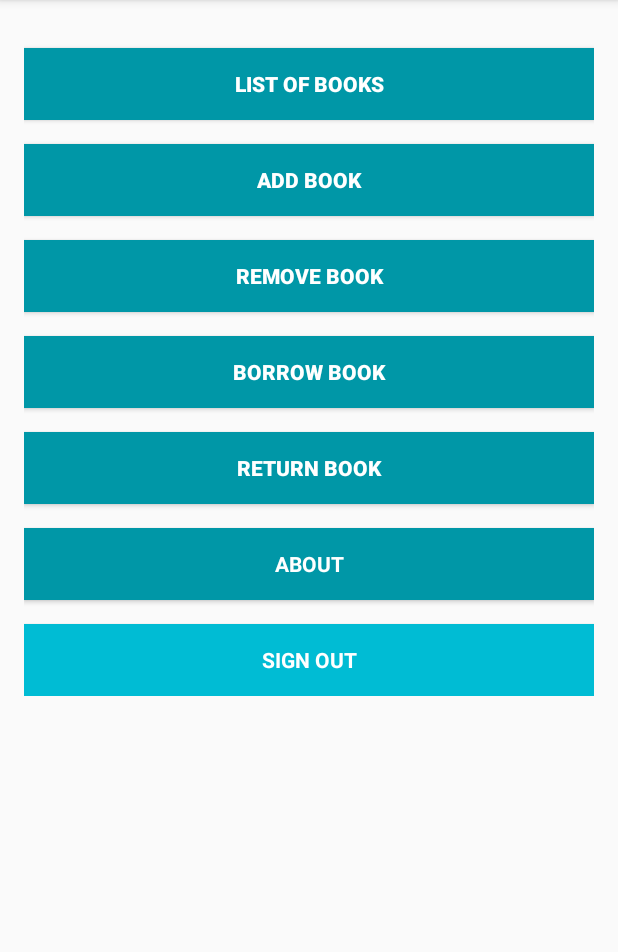
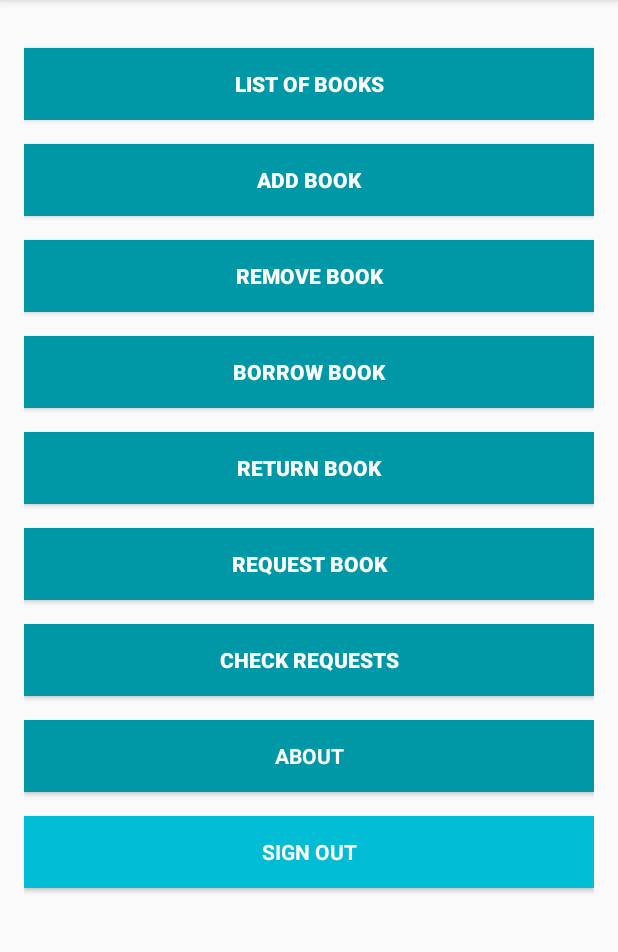
Before and after one commit to mateusz93/Book-rental, an Android app: the screen it shows after launch once a user with an empty profile is signed in (MainActivity), on a phone screen of 412 x 824 dp, the part 84-1036 px from its top. Run offline under Robolectric (Android 15) with nearby library versions, the phone set to English and light mode, and no system bars; our stand-ins replace Firebase (no records; nobody signed in at launch, a user with empty details on screens opened directly).

Commit message:
Request new book functionality

```diff
--- a/app/src/main/AndroidManifest.xml
+++ b/app/src/main/AndroidManifest.xml
@@ -23,6 +23,8 @@
         <activity android:name=".RemoveBookActivity"/>
         <activity android:name=".BorrowBookActivity"/>
         <activity android:name=".ReturnBookActivity"/>
+        <activity android:name=".RequestBookActivity"/>
+        <activity android:name=".CheckRequestBookActivity"/>
         <activity android:name=".AboutActivity"/>
     </application>
 
--- a/app/src/main/java/project/bookrental/MainActivity.java
+++ b/app/src/main/java/project/bookrental/MainActivity.java
@@ -77,7 +77,15 @@
 
 
     private void addOnClickListenersOnButtons() {
-        Integer[] buttonNames = new Integer[] {R.id.listOfBooksButton, R.id.addBookButton,R.id.removeBookButton, R.id.borrowBookButton, R.id.returnBookButton, R.id.aboutButton};
+        Integer[] buttonNames = new Integer[] {
+                R.id.listOfBooksButton,
+                R.id.addBookButton,
+                R.id.removeBookButton,
+                R.id.borrowBookButton,
+                R.id.returnBookButton,
+                R.id.requestBookButton,
+                R.id.checkRequestBookButton,
+                R.id.aboutButton};
         for (int i = 0; i < buttonNames.length; i++) {
             Button button = (Button)findViewById(buttonNames[i]);
             button.setOnClickListener(new View.OnClickListener() {
@@ -99,6 +107,12 @@
                         case R.id.returnBookButton:
                             startActivity(new Intent(MainActivity.this, ReturnBookActivity.class));
                             break;
+                        case R.id.requestBookButton:
+                            startActivity(new Intent(MainActivity.this, RequestBookActivity.class));
+                            break;
+                        case R.id.checkRequestBookButton:
+                            startActivity(new Intent(MainActivity.this, CheckRequestBookActivity.class));
+                            break;
                         case R.id.aboutButton:
                             startActivity(new Intent(MainActivity.this, AboutActivity.class));
                     }
--- a/app/src/main/res/layout/activity_main.xml
+++ b/app/src/main/res/layout/activity_main.xml
@@ -6,6 +6,11 @@
     android:layout_height="match_parent"
     android:fitsSystemWindows="true"
     tools:context="MainActivity">
+
+    <ScrollView
+        android:fillViewport="true"
+        android:layout_width="match_parent"
+        android:layout_height="match_parent">
 
         <LinearLayout
             android:layout_width="match_parent"
@@ -68,6 +73,26 @@
                 android:textStyle="bold" />
 
             <Button
+                android:id="@+id/requestBookButton"
+                android:layout_width="match_parent"
+                android:layout_height="wrap_content"
+                android:layout_marginTop="16dp"
+                android:background="@color/colorPrimaryDark"
+                android:text="@string/requestBook"
+                android:textColor="@android:color/white"
+                android:textStyle="bold" />
+
+            <Button
+                android:id="@+id/checkRequestBookButton"
+                android:layout_width="match_parent"
+                android:layout_height="wrap_content"
+                android:layout_marginTop="16dp"
+                android:background="@color/colorPrimaryDark"
+                android:text="@string/checkRequestBook"
+                android:textColor="@android:color/white"
+                android:textStyle="bold" />
+
+            <Button
                 android:id="@+id/aboutButton"
                 style="?android:textAppearanceSmall"
                 android:layout_width="match_parent"
@@ -77,7 +102,6 @@
                 android:text="@string/about"
                 android:textColor="@android:color/white"
                 android:textStyle="bold" />
-
 
 
             <Button
@@ -92,5 +116,6 @@
                 android:textStyle="bold" />
 
         </LinearLayout>
+    </ScrollView>
 
 </android.support.design.widget.CoordinatorLayout>
--- a/app/src/main/res/values/strings.xml
+++ b/app/src/main/res/values/strings.xml
@@ -1,6 +1,8 @@
 <resources>
     <string name="app_name">Book rental</string>
     <string name="addBook">Add book</string>
+    <string name="requestBook">Request book</string>
+    <string name="checkRequestBook">Check requests</string>
     <string name="removeBook">Remove book</string>
     <string name="borrowBook">Borrow book</string>
     <string name="returnBook">Return book</string>
@@ -23,10 +25,12 @@
     <string name="lbl_forgot_password">Forgot password?</string>
     <string name="forgot_password_msg">We just need your registered Email Id to sent you password reset instructions.</string>
     <string name="addBookTitle">Add book</string>
+    <string name="requestBookTitle">Request book</string>
     <string name="addBookTitleHint">Enter title…</string>
     <string name="addBookAuthorHint">Enter author…</string>
     <string name="addBookYearHint">Enter year…</string>
     <string name="addBookSubmitText">Submit</string>
+    <string name="requestBookSubmitText">Request</string>
     <string name="listOfBooks">List of books</string>
     <string name="ListOfBooksTitleFilterHint">Filter by contains in title field…</string>
     <string name="ListOfBooksAuthorFilterHint">Filter by contains in author field…</string>
```
Also changed, not shown: app/src/main/java/project/bookrental/CheckRequestBookActivity.java (added, +120 -0 lines), app/src/main/java/project/bookrental/RequestBookActivity.java (added, +92 -0 lines), app/src/main/java/project/bookrental/models/RequestBookModel.java (added, +62 -0 lines), app/src/main/res/layout/activity_check_request_book.xml (added, +11 -0 lines), app/src/main/res/layout/activity_check_request_book_layout.xml (added, +25 -0 lines), app/src/main/res/layout/activity_request_new_book.xml (added, +44 -0 lines). Lines whose indentation alone changed are shown as unchanged.
